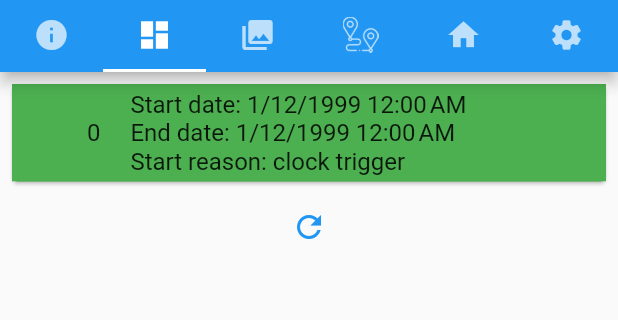
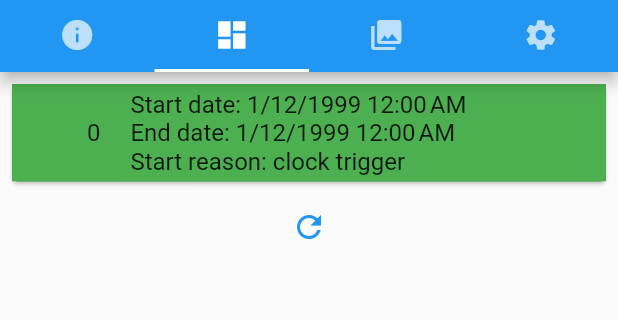
Before and after one commit to TomerMe2/SecurityDrone, a Flutter app: the CentralPage screen opened directly, tab 2 chosen, on a phone screen of 412 x 824 dp, the part 84-404 px from its top. Run offline on Flutter 3.47's test engine with Material 2 defaults, Android fonts, the phone set to English and light mode, and no system bars; our stand-ins replace bloc, equatable, flutter_bloc, google_maps_flutter; missing offline and left inert: loading_animations.

Commit message:
combined set patrol/home with mission center
added route from login to central_page

```diff
--- a/security_drone_user_app/lib/logic/bloc/login_bloc.dart
+++ b/security_drone_user_app/lib/logic/bloc/login_bloc.dart
@@ -18,6 +18,7 @@ class LoginBloc extends Bloc<LoginEvent, LoginState> {
       //TODO; add proper authentication
       if (dummyAuthenticate(event.username, event.password)) {
         yield LoginSuccessful();
+        yield LoginUninitialized();
       }
       else {
         yield LoginDenied();
--- a/security_drone_user_app/lib/main.dart
+++ b/security_drone_user_app/lib/main.dart
@@ -7,7 +7,7 @@ void main() {
 }
 
 class MyApp extends StatelessWidget {
-  // This widget is the root of your application.
+
   @override
   Widget build(BuildContext context) {
     return MaterialApp(
--- a/security_drone_user_app/lib/presentation/pages/central_page.dart
+++ b/security_drone_user_app/lib/presentation/pages/central_page.dart
@@ -1,7 +1,5 @@
 import 'package:flutter/material.dart';
-import 'package:security_drone_user_app/presentation/pages/home_set_page.dart';
 import 'package:security_drone_user_app/presentation/pages/mission_page.dart';
-import 'package:security_drone_user_app/presentation/pages/patrol_set_page.dart';
 import 'package:security_drone_user_app/presentation/pages/view_thief_page.dart';
 import 'package:security_drone_user_app/presentation/pages/dashboard_page.dart';
 import 'package:security_drone_user_app/presentation/pages/info_page.dart';
@@ -20,8 +18,6 @@ class CentralPageState extends State<CentralPage> with SingleTickerProviderState
     InfoPage(),
     DashboardPage(),
     ThiefPage(),
-    PatrolSetPage(),
-    HomeMapPage(),
     MissionPage()
   ];
   TabController _controller;
@@ -59,14 +55,6 @@ class CentralPageState extends State<CentralPage> with SingleTickerProviderState
               icon: Icon(Icons.photo_library)
             ),
             Tab(
-              icon: ImageIcon(
-                AssetImage('assets/images/route.png')
-              ),
-            ),
-            Tab(
-              icon: Icon(Icons.home),
-            ),
-            Tab(
               icon: Icon(Icons.settings),
             )
           ],
--- a/security_drone_user_app/lib/presentation/text_section.dart
+++ b/security_drone_user_app/lib/presentation/text_section.dart
@@ -6,8 +6,9 @@ class TextSection extends StatelessWidget {
   final String _body;
   static const double _PADDING = 10.0;
   final double height;
+  final double bodyHeight;
 
-  TextSection(this._title, this._body,{this.height = 100.0});
+  TextSection(this._title, this._body,{this.height = 100.0, this.bodyHeight = 100});
 
   @override
   Widget build(BuildContext context) {
@@ -29,7 +30,7 @@ class TextSection extends StatelessWidget {
           padding: const EdgeInsets.fromLTRB(_PADDING, _PADDING, _PADDING, _PADDING),
           child: Text(_body, style: Body1TextStyle),
           constraints: BoxConstraints(
-            maxHeight: this.height,
+            maxHeight: this.bodyHeight,
           ),
         ),
 
```
Also changed, not shown: security_drone_user_app/lib/presentation/pages/login_page.dart (+8 -4 lines), security_drone_user_app/lib/presentation/pages/mission_page.dart (+13 -5 lines).
